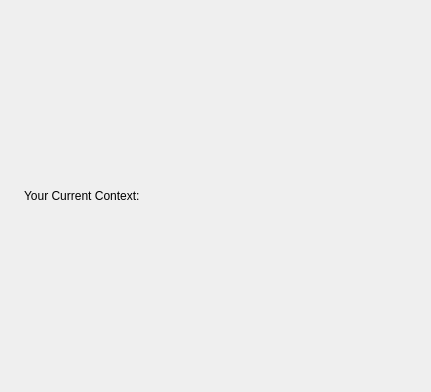
First picture: the form in resources/dialog.ui, repository Sid-Li/mx-local-version-submit, before the edit.
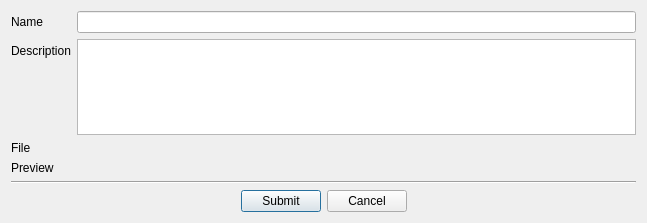
Second picture: the form after the edit. Icons and pictures are not drawn.

Diff of the .ui file:
```diff
--- a/resources/dialog.ui
+++ b/resources/dialog.ui
@@ -6,40 +6,136 @@
    <rect>
     <x>0</x>
     <y>0</y>
-    <width>431</width>
-    <height>392</height>
+    <width>647</width>
+    <height>223</height>
    </rect>
   </property>
   <property name="windowTitle">
    <string>The Current Sgtk Environment</string>
   </property>
-  <layout class="QHBoxLayout" name="horizontalLayout">
+  <layout class="QVBoxLayout" name="verticalLayout_3">
    <item>
-    <widget class="QLabel" name="logo_example">
-     <property name="text">
-      <string/>
+    <layout class="QFormLayout" name="formLayout_2">
+     <property name="sizeConstraint">
+      <enum>QLayout::SetFixedSize</enum>
      </property>
-     <property name="pixmap">
-      <pixmap resource="resources.qrc">:/res/sg_logo.png</pixmap>
+     <property name="fieldGrowthPolicy">
+      <enum>QFormLayout::AllNonFixedFieldsGrow</enum>
      </property>
-    </widget>
+     <item row="0" column="0">
+      <widget class="QLabel" name="nameLabel">
+       <property name="text">
+        <string>Name</string>
+       </property>
+      </widget>
+     </item>
+     <item row="0" column="1">
+      <widget class="QLineEdit" name="name_editor"/>
+     </item>
+     <item row="1" column="0">
+      <widget class="QLabel" name="descriptionLabel">
+       <property name="text">
+        <string>Description</string>
+       </property>
+      </widget>
+     </item>
+     <item row="1" column="1">
+      <widget class="QPlainTextEdit" name="desc_editor">
+       <property name="sizePolicy">
+        <sizepolicy hsizetype="Expanding" vsizetype="Expanding">
+         <horstretch>0</horstretch>
+         <verstretch>0</verstretch>
+        </sizepolicy>
+       </property>
+       <property name="maximumSize">
+        <size>
+         <width>16777215</width>
+         <height>100</height>
+        </size>
+       </property>
+      </widget>
+     </item>
+     <item row="2" column="1">
+      <widget class="QLabel" name="file_path_label">
+       <property name="text">
+        <string/>
+       </property>
+      </widget>
+     </item>
+     <item row="2" column="0">
+      <widget class="QLabel" name="label_2">
+       <property name="text">
+        <string>File</string>
+       </property>
+      </widget>
+     </item>
+     <item row="3" column="0">
+      <widget class="QLabel" name="label_3">
+       <property name="text">
+        <string>Preview</string>
+       </property>
+      </widget>
+     </item>
+     <item row="3" column="1">
+      <widget class="QLabel" name="preview_label">
+       <property name="text">
+        <string/>
+       </property>
+      </widget>
+     </item>
+    </layout>
    </item>
    <item>
-    <widget class="QLabel" name="context">
-     <property name="sizePolicy">
-      <sizepolicy hsizetype="Expanding" vsizetype="Expanding">
-       <horstretch>0</horstretch>
-       <verstretch>0</verstretch>
-      </sizepolicy>
+    <widget class="Line" name="line">
+     <property name="orientation">
+      <enum>Qt::Horizontal</enum>
      </property>
-     <property name="text">
-      <string>Your Current Context: </string>
-     </property>
-     <property name="alignment">
-      <set>Qt::AlignLeading|Qt::AlignLeft|Qt::AlignVCenter</set>
-     </property>
     </widget>
    </item>
+   <item>
+    <layout class="QHBoxLayout" name="horizontalLayout">
+     <item>
+      <spacer name="horizontalSpacer">
+       <property name="orientation">
+        <enum>Qt::Horizontal</enum>
+       </property>
+       <property name="sizeHint" stdset="0">
+        <size>
+         <width>40</width>
+         <height>20</height>
+        </size>
+       </property>
+      </spacer>
+     </item>
+     <item>
+      <widget class="QPushButton" name="submit_button">
+       <property name="text">
+        <string>Submit</string>
+       </property>
+      </widget>
+     </item>
+     <item>
+      <widget class="QPushButton" name="cancel_button">
+       <property name="text">
+        <string>Cancel</string>
+       </property>
+      </widget>
+     </item>
+     <item>
+      <spacer name="horizontalSpacer_2">
+       <property name="orientation">
+        <enum>Qt::Horizontal</enum>
+       </property>
+       <property name="sizeHint" stdset="0">
+        <size>
+         <width>40</width>
+         <height>20</height>
+        </size>
+       </property>
+      </spacer>
+     </item>
+    </layout>
+   </item>
   </layout>
  </widget>
  <resources>
```
